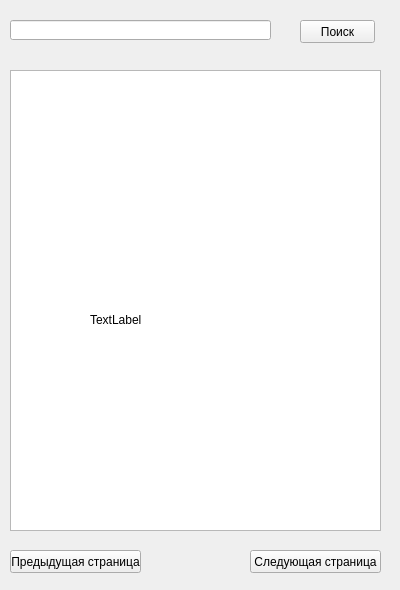
Before: the Qt Designer form tweetssearch.ui in unix-admin/ita_cource, drawn with Qt 5.
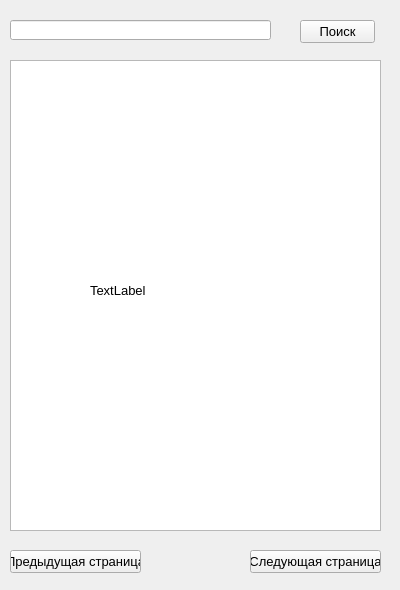
After: the same form once the commit is applied.

Patch:
```diff
--- a/tweetssearch.ui
+++ b/tweetssearch.ui
@@ -10,6 +10,26 @@
     <height>590</height>
    </rect>
   </property>
+  <property name="sizePolicy">
+   <sizepolicy hsizetype="Expanding" vsizetype="Ignored">
+    <horstretch>0</horstretch>
+    <verstretch>0</verstretch>
+   </sizepolicy>
+  </property>
+  <property name="maximumSize">
+   <size>
+    <width>400</width>
+    <height>590</height>
+   </size>
+  </property>
+  <property name="font">
+   <font>
+    <pointsize>10</pointsize>
+   </font>
+  </property>
+  <property name="mouseTracking">
+   <bool>false</bool>
+  </property>
   <property name="windowTitle">
    <string>#Поиск</string>
   </property>
@@ -36,29 +56,6 @@
     <string>Поиск</string>
    </property>
   </widget>
-  <widget class="QTextEdit" name="searchedResults">
-   <property name="geometry">
-    <rect>
-     <x>10</x>
-     <y>70</y>
-     <width>371</width>
-     <height>461</height>
-    </rect>
-   </property>
-  </widget>
-  <widget class="QLabel" name="loadProgress">
-   <property name="geometry">
-    <rect>
-     <x>90</x>
-     <y>220</y>
-     <width>200</width>
-     <height>200</height>
-    </rect>
-   </property>
-   <property name="text">
-    <string>TextLabel</string>
-   </property>
-  </widget>
   <widget class="QPushButton" name="previous">
    <property name="geometry">
     <rect>
@@ -85,6 +82,64 @@
     <string>Следующая страница</string>
    </property>
   </widget>
+  <widget class="QTextEdit" name="results">
+   <property name="geometry">
+    <rect>
+     <x>10</x>
+     <y>60</y>
+     <width>371</width>
+     <height>471</height>
+    </rect>
+   </property>
+   <property name="sizePolicy">
+    <sizepolicy hsizetype="Expanding" vsizetype="Expanding">
+     <horstretch>0</horstretch>
+     <verstretch>0</verstretch>
+    </sizepolicy>
+   </property>
+   <property name="minimumSize">
+    <size>
+     <width>371</width>
+     <height>471</height>
+    </size>
+   </property>
+   <property name="font">
+    <font>
+     <pointsize>12</pointsize>
+    </font>
+   </property>
+   <property name="mouseTracking">
+    <bool>true</bool>
+   </property>
+   <property name="focusPolicy">
+    <enum>Qt::NoFocus</enum>
+   </property>
+   <property name="sizeAdjustPolicy">
+    <enum>QAbstractScrollArea::AdjustToContents</enum>
+   </property>
+   <property name="readOnly">
+    <bool>true</bool>
+   </property>
+   <property name="cursorWidth">
+    <number>1</number>
+   </property>
+   <property name="textInteractionFlags">
+    <set>Qt::TextSelectableByMouse</set>
+   </property>
+  </widget>
+  <widget class="QLabel" name="loadProgress">
+   <property name="geometry">
+    <rect>
+     <x>90</x>
+     <y>190</y>
+     <width>200</width>
+     <height>200</height>
+    </rect>
+   </property>
+   <property name="text">
+    <string>TextLabel</string>
+   </property>
+  </widget>
  </widget>
  <resources/>
  <connections/>
```
Left out of the diff: 3 changed lines with no effect on the pictures.
